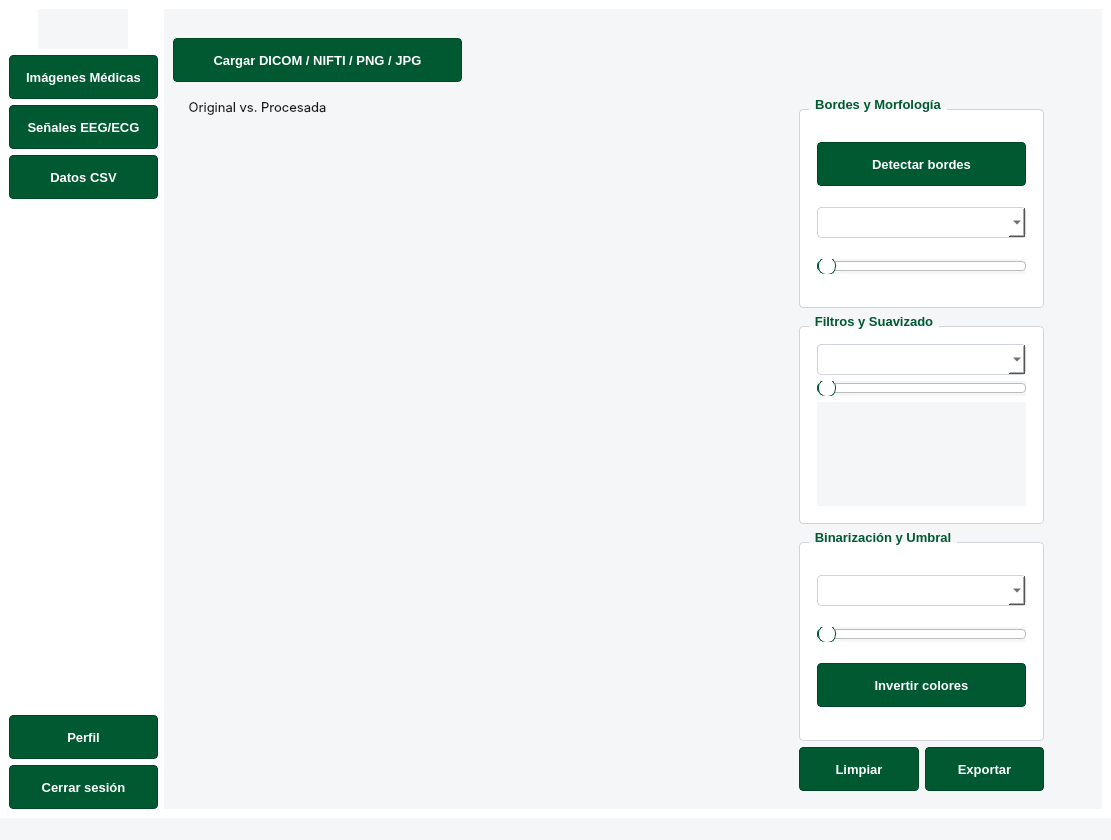
This is proyecto final/ui/main_app_window.ui in BUDAI06/proyecto-final-info-2- as Qt 5 draws it before an edit. The edited form follows.
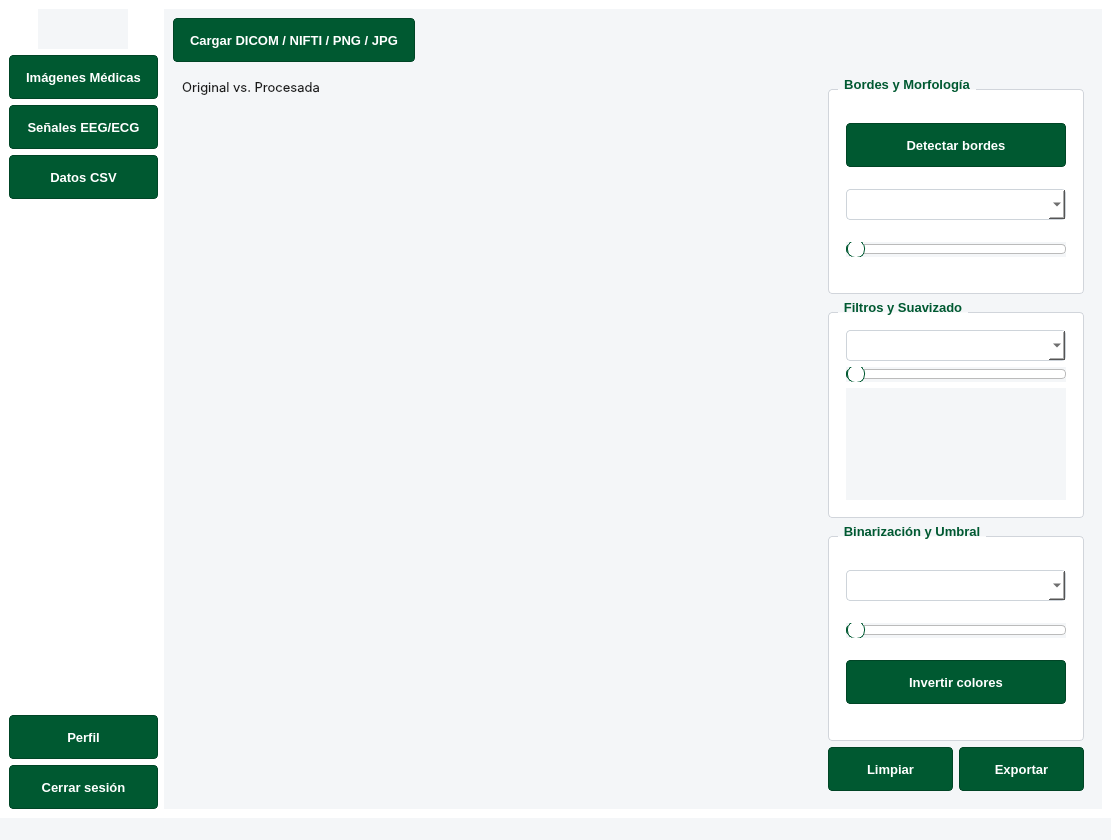
This is the edited form. Icons and pictures are not drawn.

What changed in the file:
```diff
--- a/proyecto final/ui/main_app_window.ui
+++ b/proyecto final/ui/main_app_window.ui
@@ -288,22 +288,6 @@
          <layout class="QHBoxLayout" name="horizontalLayout">
           <item>
            <layout class="QGridLayout" name="gridLayout_6">
-            <item row="0" column="4">
-             <spacer name="horizontalSpacer_13">
-              <property name="orientation">
-               <enum>Qt::Horizontal</enum>
-              </property>
-              <property name="sizeType">
-               <enum>QSizePolicy::Ignored</enum>
-              </property>
-              <property name="sizeHint" stdset="0">
-               <size>
-                <width>40</width>
-                <height>20</height>
-               </size>
-              </property>
-             </spacer>
-            </item>
             <item row="1" column="0">
              <widget class="QPushButton" name="btn_cargar_imagen">
               <property name="text">
@@ -311,7 +295,7 @@
               </property>
              </widget>
             </item>
-            <item row="5" column="0" colspan="3">
+            <item row="5" column="0" colspan="5">
              <widget class="QStackedWidget" name="stacked_procesamiento">
               <property name="maximumSize">
                <size>
@@ -571,53 +555,6 @@
                <layout class="QGridLayout" name="gridLayout_15">
                 <item row="0" column="0" rowspan="5" colspan="5">
                  <layout class="QGridLayout" name="are_vizualicacion_">
-                  <item row="1" column="1" colspan="3">
-                   <layout class="QHBoxLayout" name="area_vizualizacin">
-                    <property name="sizeConstraint">
-                     <enum>QLayout::SetMaximumSize</enum>
-                    </property>
-                    <item>
-                     <widget class="QLabel" name="lbl_img_original">
-                      <property name="text">
-                       <string/>
-                      </property>
-                      <property name="scaledContents">
-                       <bool>true</bool>
-                      </property>
-                     </widget>
-                    </item>
-                    <item>
-                     <widget class="QLabel" name="lbl_img_procesada">
-                      <property name="text">
-                       <string/>
-                      </property>
-                      <property name="scaledContents">
-                       <bool>true</bool>
-                      </property>
-                     </widget>
-                    </item>
-                   </layout>
-                  </item>
-                  <item row="0" column="1" colspan="3">
-                   <layout class="QHBoxLayout" name="horizontalLayout_8">
-                    <property name="sizeConstraint">
-                     <enum>QLayout::SetMinimumSize</enum>
-                    </property>
-                    <item>
-                     <spacer name="horizontalSpacer_9">
-                      <property name="orientation">
-                       <enum>Qt::Horizontal</enum>
-                      </property>
-                      <property name="sizeHint" stdset="0">
-                       <size>
-                        <width>40</width>
-                        <height>20</height>
-                       </size>
-                      </property>
-                     </spacer>
-                    </item>
-                   </layout>
-                  </item>
                   <item row="1" column="0">
                    <spacer name="verticalSpacer_5">
                     <property name="orientation">
@@ -642,7 +579,7 @@
                     <property name="font">
                      <font>
                       <family>Inter,Roboto,Segoe UI,sans-serif</family>
-                      <pointsize>6</pointsize>
+                      <pointsize>12</pointsize>
                      </font>
                     </property>
                     <property name="text">
@@ -656,6 +593,46 @@
                     </property>
                    </widget>
                   </item>
+                  <item row="1" column="1" colspan="2">
+                   <layout class="QHBoxLayout" name="area_vizualizacin">
+                    <property name="sizeConstraint">
+                     <enum>QLayout::SetMaximumSize</enum>
+                    </property>
+                    <item>
+                     <widget class="QLabel" name="lbl_img_original">
+                      <property name="text">
+                       <string/>
+                      </property>
+                      <property name="scaledContents">
+                       <bool>true</bool>
+                      </property>
+                     </widget>
+                    </item>
+                    <item>
+                     <widget class="QLabel" name="lbl_img_procesada">
+                      <property name="text">
+                       <string/>
+                      </property>
+                      <property name="scaledContents">
+                       <bool>true</bool>
+                      </property>
+                     </widget>
+                    </item>
+                   </layout>
+                  </item>
+                  <item row="0" column="1">
+                   <spacer name="horizontalSpacer_7">
+                    <property name="orientation">
+                     <enum>Qt::Horizontal</enum>
+                    </property>
+                    <property name="sizeHint" stdset="0">
+                     <size>
+                      <width>40</width>
+                      <height>20</height>
+                     </size>
+                    </property>
+                   </spacer>
+                  </item>
                  </layout>
                 </item>
                 <item row="0" column="5" rowspan="5" colspan="2">
@@ -685,7 +662,7 @@
                        <property name="font">
                         <font>
                          <family>Inter,Roboto,Segoe UI,sans-serif</family>
-                         <pointsize>6</pointsize>
+                         <pointsize>12</pointsize>
                         </font>
                        </property>
                        <property name="frame">
@@ -744,11 +721,11 @@
                        <property name="font">
                         <font>
                          <family>Inter,Roboto,Segoe UI,sans-serif</family>
-                         <pointsize>6</pointsize>
+                         <pointsize>12</pointsize>
                         </font>
                        </property>
                        <property name="currentIndex">
-                        <number>1</number>
+                        <number>0</number>
                        </property>
                        <property name="frame">
                         <bool>true</bool>
@@ -776,11 +753,11 @@
                        <property name="font">
                         <font>
                          <family>Inter,Roboto,Segoe UI,sans-serif</family>
-                         <pointsize>6</pointsize>
+                         <pointsize>12</pointsize>
                         </font>
                        </property>
                        <property name="currentIndex">
-                        <number>1</number>
+                        <number>0</number>
                        </property>
                        <property name="frame">
                         <bool>true</bool>
@@ -806,6 +783,22 @@
               </widget>
              </widget>
             </item>
+            <item row="1" column="4">
+             <spacer name="horizontalSpacer_13">
+              <property name="orientation">
+               <enum>Qt::Horizontal</enum>
+              </property>
+              <property name="sizeType">
+               <enum>QSizePolicy::Ignored</enum>
+              </property>
+              <property name="sizeHint" stdset="0">
+               <size>
+                <width>40</width>
+                <height>20</height>
+               </size>
+              </property>
+             </spacer>
+            </item>
            </layout>
           </item>
          </layout>
```
Left out of the diff: 8 changed lines with no effect on the pictures.
